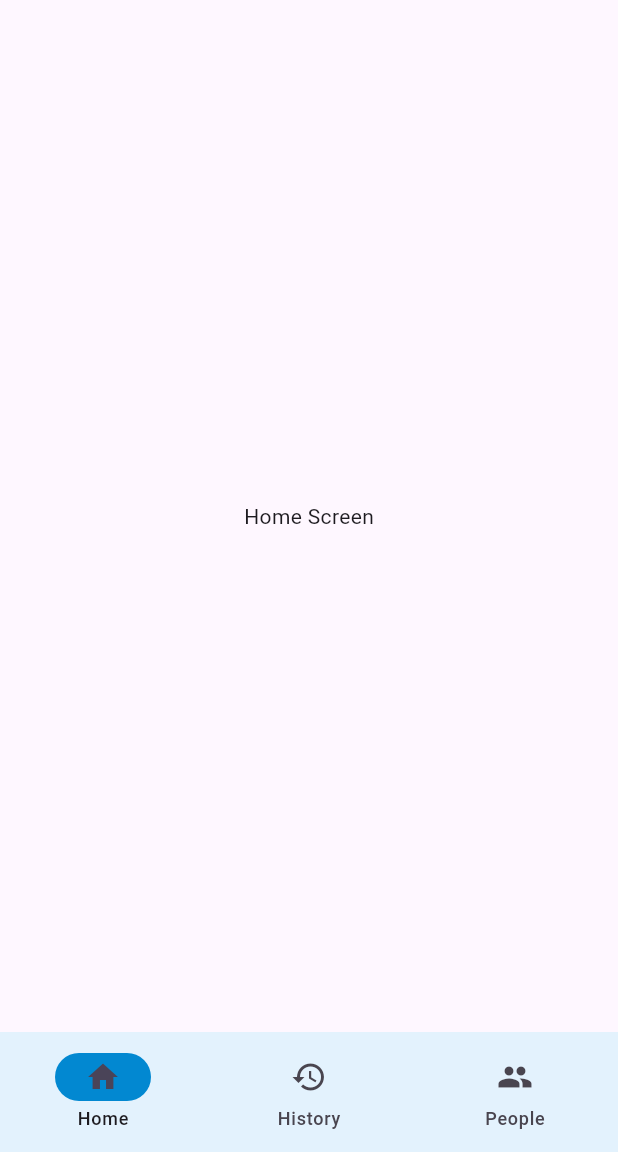
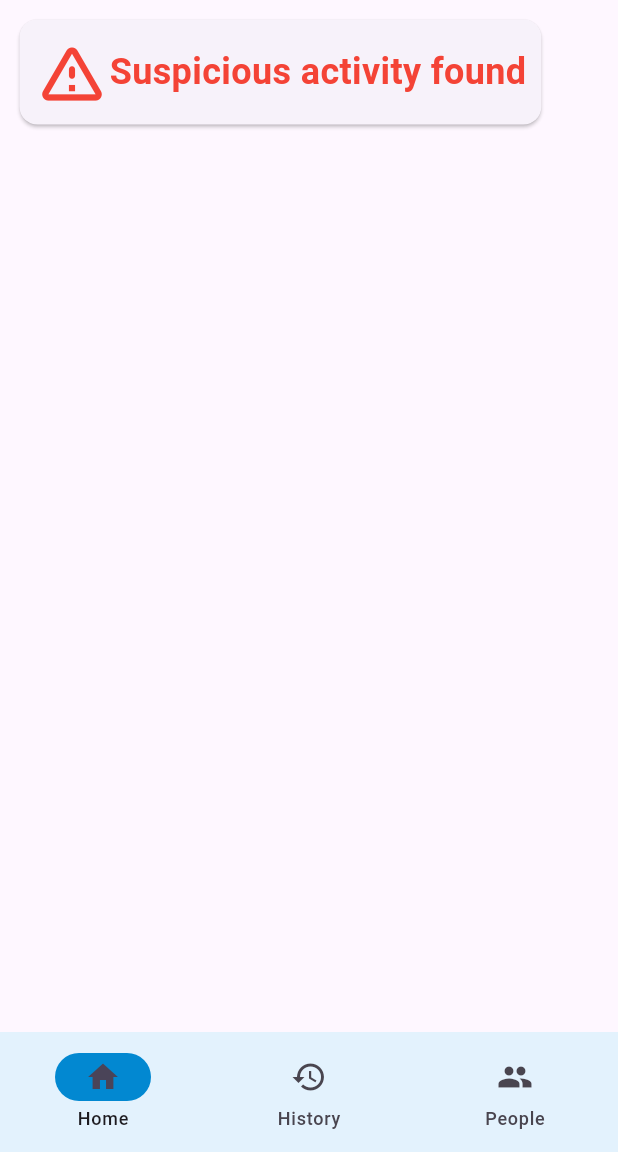
Before and after one commit to Varun-Karthik-T/face-recognition, a Flutter app: the screen it shows after launch, on a phone screen of 412 x 824 dp, the part 84-1236 px from its top. Run offline on Flutter 3.47's test engine with Material 3 defaults, Android fonts, the phone set to English and light mode, and no system bars; our stand-ins replace camera, image_picker.

Commit message:
floating button extended

```diff
--- a/flutter/lib/Pages/home.dart
+++ b/flutter/lib/Pages/home.dart
@@ -1,3 +1,4 @@
+import 'package:flutter/cupertino.dart';
 import 'package:flutter/material.dart';
 
 class Home extends StatefulWidget {
@@ -10,11 +11,33 @@ class Home extends StatefulWidget {
 class _HomeState extends State<Home> {
   @override
   Widget build(BuildContext context) {
-    return const Scaffold(
-      body: Center(
-        child: Text('Home Screen'),
+    return Scaffold(
+      body: Container(
+        padding: EdgeInsets.all(9.0),
+        width: double.infinity,
+        child:const Row(
+          children: [
+            Card(
+              child: Padding(
+                padding: EdgeInsets.all(10.0),
+                child: Row(
+                  children: [
+                    const Icon(Icons.warning_amber_rounded, size: 50, color: Colors.red),
+                    const Text(
+                      'Suspicious activity found',
+                      style: TextStyle(
+                        fontSize: 24,
+                        fontWeight: FontWeight.bold,
+                        color: Colors.red,
+                      ),
+                    ),
+                  ],
+                ),
+              ),
+            ),
+          ],
+        ),
       ),
-
     );
   }
 }
--- a/flutter/lib/Pages/people.dart
+++ b/flutter/lib/Pages/people.dart
@@ -39,12 +39,13 @@ class PeopleState extends State<People> {
               ListTile(
                 leading: CircleAvatar(
                   backgroundColor: Colors.blue[400],
-                  child:Text(peopleList[index]["name"]![0],
-                  style:const TextStyle(
-                    fontSize: 20,
-                    fontWeight: FontWeight.w300,
-                    color: Colors.white,
-                  ),
+                  child: Text(
+                    peopleList[index]["name"]![0],
+                    style: const TextStyle(
+                      fontSize: 20,
+                      fontWeight: FontWeight.w300,
+                      color: Colors.white,
+                    ),
                   ),
                 ),
                 title: Text(
@@ -74,14 +75,15 @@ class PeopleState extends State<People> {
           );
         },
       ),
-      floatingActionButton: FloatingActionButton(
+      floatingActionButton: FloatingActionButton.extended(
+        label: const Text('Register face'),
         onPressed: () {
           Navigator.push(
             context,
             MaterialPageRoute(builder: (context) => const Register()),
           );
         },
-        child: const Icon(Icons.add),
+        icon: const Icon(Icons.add),
         backgroundColor: Colors.blue[200],
       ),
     );
--- a/flutter/lib/main.dart
+++ b/flutter/lib/main.dart
@@ -1,4 +1,3 @@
-import 'package:flutter/cupertino.dart';
 import 'package:flutter/material.dart';
 import 'Pages/home.dart';
 import 'Pages/history.dart';
```
